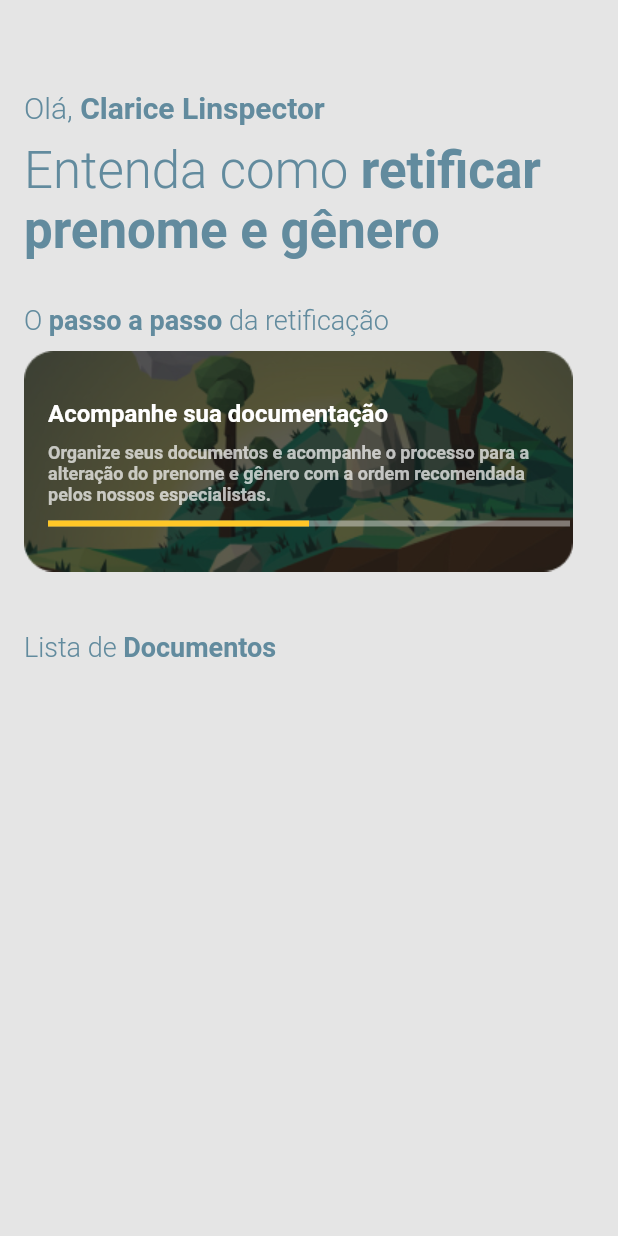
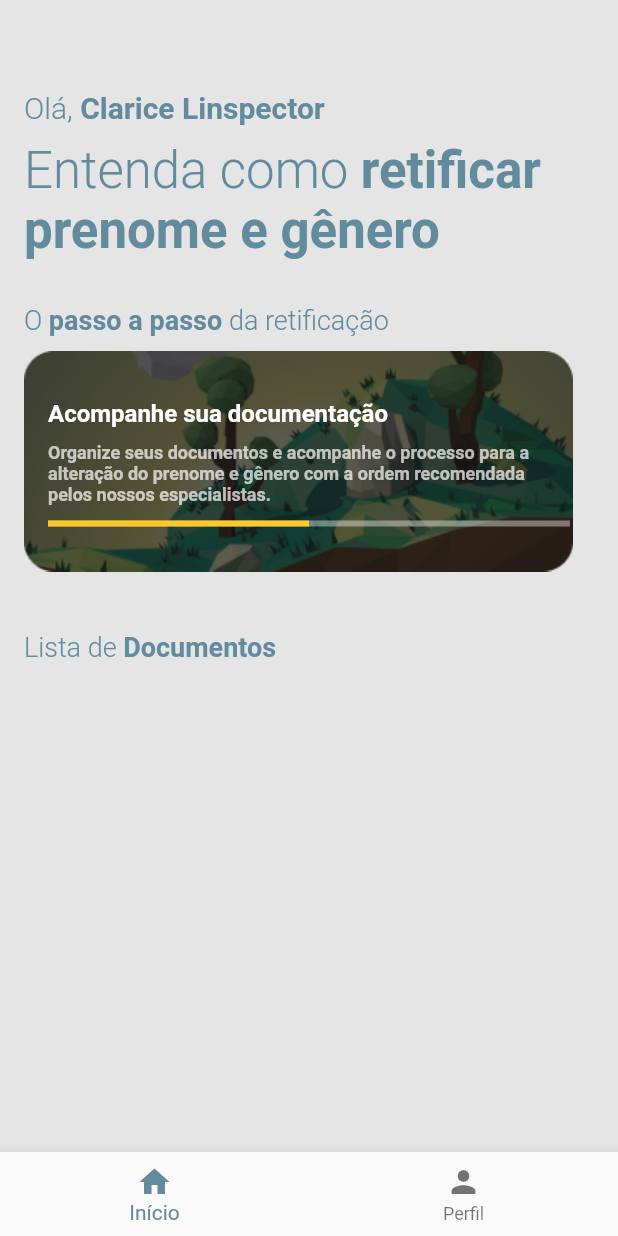
Before and after one commit to ambitencourt/ods10, a Flutter app: the screen it shows after launch, on a phone screen of 412 x 824 dp. Run offline on Flutter 3.47's test engine with Material 2 defaults, Android fonts, the phone set to English and light mode, and no system bars; our stand-ins replace flutter_mobx, flutter_modular, google_fonts, mobx, percent_indicator; generated files the repository leaves out were written again; Roboto replaces fonts that are missing (Ubuntu).

Commit message:
adds bottom navibar structure

```diff
--- a/lib/app/app_module.dart
+++ b/lib/app/app_module.dart
@@ -1,11 +1,14 @@
 import 'package:flutter_modular/flutter_modular.dart';
+import 'package:ods10/app/controllers/bottom_navibar_controller.dart';
 import 'package:ods10/app/modules/auth/auth_module.dart';
 import 'package:ods10/app/modules/journey/presentation/journey_module.dart';
+import 'package:ods10/app/stores/bottom_navibar_store.dart';
 
 class AppModule extends Module {
   @override
   List<Bind> get binds => [
-        //Bind.factory((i) => HomeController()),
+        Bind.factory((i) => BottomNavibarStore()),
+        Bind.factory((i) => BottomNavibarController(i())),
       ];
 
   @override
--- /dev/null
+++ b/lib/app/components/bottom_navibar.dart
@@ -0,0 +1,25 @@
+import 'package:flutter/material.dart';
+import 'package:flutter_mobx/flutter_mobx.dart';
+import 'package:flutter_modular/flutter_modular.dart';
+import 'package:ods10/app/controllers/bottom_navibar_controller.dart';
+
+class BottomNavibar extends StatelessWidget {
+  const BottomNavibar({Key? key}) : super(key: key);
+
+  @override
+  Widget build(BuildContext context) {
+    final navibarController = Modular.get<BottomNavibarController>();
+    return Observer(builder: (_) {
+      return BottomNavigationBar(
+        currentIndex: navibarController.store.index,
+        onTap: (index) {
+          navibarController.store.setIndex(index);
+        },
+        items: const [
+          BottomNavigationBarItem(label: 'Início', icon: Icon(Icons.home)),
+          BottomNavigationBarItem(label: 'Perfil', icon: Icon(Icons.person)),
+        ],
+      );
+    });
+  }
+}
--- /dev/null
+++ b/lib/app/controllers/bottom_navibar_controller.dart
@@ -0,0 +1,13 @@
+import 'package:ods10/app/stores/bottom_navibar_store.dart';
+
+class BottomNavibarController {
+  BottomNavibarStore store;
+
+  BottomNavibarController(
+    this.store,
+  );
+
+  void updateIndex(int value) {
+    store.setIndex(value);
+  }
+}
--- /dev/null
+++ b/lib/app/modules/journey/presentation/controllers/home_controller.dart
@@ -0,0 +1,5 @@
+import 'package:ods10/app/stores/bottom_navibar_store.dart';
+
+class HomeController {
+  HomeController();
+}
--- a/lib/app/modules/journey/presentation/journey_module.dart
+++ b/lib/app/modules/journey/presentation/journey_module.dart
@@ -1,12 +1,13 @@
 import 'package:flutter_modular/flutter_modular.dart';
 import 'package:ods10/app/modules/journey/presentation/pages/home/journey_home.dart';
 
+import 'controllers/home_controller.dart';
 import 'pages/home/home_page.dart';
 
 class JourneyModule extends Module {
   @override
   List<Bind> get binds => [
-        //Bind.factory((i) => HomeController()),
+        Bind.factory((i) => HomeController()),
       ];
 
   @override
--- a/lib/app/modules/journey/presentation/pages/home/home_page.dart
+++ b/lib/app/modules/journey/presentation/pages/home/home_page.dart
@@ -1,7 +1,10 @@
 import 'package:flutter/material.dart';
+import 'package:flutter_modular/flutter_modular.dart';
 import 'package:ods10/app/common/resources/app_colors.dart';
 import 'package:ods10/app/common/resources/app_images.dart';
 import 'package:ods10/app/common/resources/app_text_styles.dart';
+import 'package:ods10/app/components/bottom_navibar.dart';
+import 'package:ods10/app/modules/journey/presentation/controllers/home_controller.dart';
 
 class HomePage extends StatefulWidget {
   const HomePage({Key? key}) : super(key: key);
@@ -10,7 +13,7 @@ class HomePage extends StatefulWidget {
   State<HomePage> createState() => _HomePageState();
 }
 
-class _HomePageState extends State<HomePage> {
+class _HomePageState extends ModularState<HomePage, HomeController> {
   @override
   Widget build(BuildContext context) {
     return Scaffold(
@@ -98,6 +101,7 @@ class _HomePageState extends State<HomePage> {
           ),
         ),
       ),
+      bottomNavigationBar: const BottomNavibar(),
     );
   }
 
```
Also changed, not shown: lib/app/stores/bottom_navibar_store.dart (added, +11 -0 lines), lib/app/stores/bottom_navibar_store.g.dart (added).
